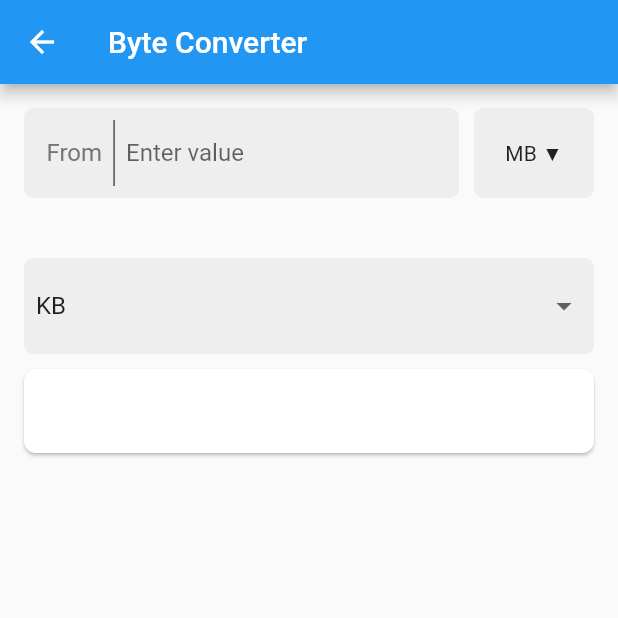
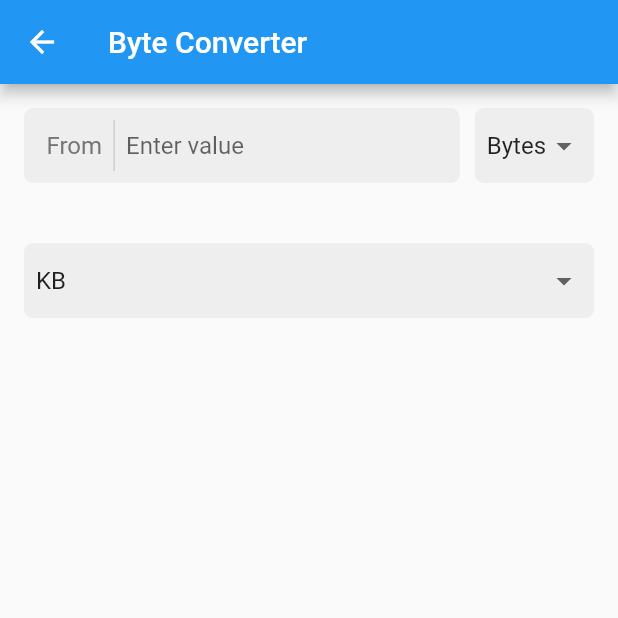
Before and after one commit to sachin-sivadasan/Inception, a Flutter app: the ConverterView screen opened by its route, on a phone screen of 412 x 824 dp, the top half of it. Run offline on Flutter 3.47's test engine with Material 2 defaults, Android fonts, the phone set to English and light mode, and no system bars; our stand-ins replace fluttertoast, share; statements that could not run were skipped.

Commit message:
converting done

```diff
--- a/lib/model/conver_model.dart
+++ b/lib/model/conver_model.dart
@@ -1,22 +1,27 @@
 import 'package:inception/model/unit_model.dart';
 
 class ConvertModel {
-  final BigInt inBytes;
+  final BigInt value;
   final String from;
+  final String to;
+  BigInt bytes = BigInt.from(0);
 
-  ConvertModel(this.inBytes, this.from);
+  ConvertModel(this.value, this.from, this.to);
 
   List<UnitModel> toAllConvertions() {
-//    if (inBytes <= 0)
-//      return <UnitModel>[
-//        UnitModel('KB', '0'),
-//        UnitModel('MB', '0'),
-//        UnitModel('GB', '0')
-//      ];
-    var kb = toKB(inBytes);
-    var mb = toMB(inBytes);
-    var gb = toGB(inBytes);
+    var bytes = convertToBytes(value);
+    print('$value $from converted to $bytes bytes');
+    if (bytes <= BigInt.from(0))
+      return <UnitModel>[
+        UnitModel('KB', '0'),
+        UnitModel('MB', '0'),
+        UnitModel('GB', '0')
+      ];
+    var kb = toKB(bytes);
+    var mb = toMB(bytes);
+    var gb = toGB(bytes);
     return <UnitModel>[
+      UnitModel('Bytes', bytes.toString()),
       UnitModel('KB', kb),
       UnitModel('MB', mb),
       UnitModel('GB', gb)
@@ -24,14 +29,23 @@ class ConvertModel {
   }
 
   String toSelectedConvertion() {
-    return '1024 $from';
+    var bytes = convertToBytes(value);
+    print('$value $from converted to $bytes bytes');
+    if(to == 'KB') return toKB(bytes);
+    else if(to == 'MB') return toMB(bytes);
+    else if(to == 'GB') return toGB(bytes);
+    return '$value Bytes';
   }
 
   toGB(BigInt bytes) {
-    if (bytes >= BigInt.from(1073741824))
-      return (bytes / BigInt.from(1073741824)).toStringAsFixed(2) + "";
-    else
-      return "0 GB";
+    try {
+      if (bytes >= BigInt.from(1073741824))
+            return (bytes / BigInt.from(1073741824)).toStringAsFixed(2) + "";
+          else
+            return "0 GB";
+    } catch (e) {
+      print(e);
+    }
   }
 
   toMB(BigInt bytes) {
@@ -52,6 +66,26 @@ class ConvertModel {
     return (bytes).toString() + " byte";
   }
 
+  convertToBytes(BigInt inBytes) {
+    print(' $from -  $to');
+    if(from == 'KB') return fromKB(inBytes);
+    else if(from == 'MB') return fromMB(inBytes);
+    else if(from == 'GB') return fromGB(inBytes);
+    else return inBytes;
+  }
+
+  fromKB(BigInt bytes) {
+    return bytes * BigInt.from(1024);
+  }
+
+  fromMB(BigInt bytes) {
+    return bytes * BigInt.from(1024 * 1024);
+  }
+
+  fromGB(BigInt bytes) {
+    return bytes * BigInt.from(1024 * 1024 * 1024);
+  }
+
 //  function formatSizeUnits(bytes){
 //    if      (bytes >= 1073741824) { bytes = (bytes / 1073741824).toFixed(2) + " GB"; }
 //    else if (bytes >= 1048576)    { bytes = (bytes / 1048576).toFixed(2) + " MB"; }
--- a/lib/pages/ByteConverterView/ByteConverterView.dart
+++ b/lib/pages/ByteConverterView/ByteConverterView.dart
@@ -12,17 +12,18 @@ class ConverterView extends StatefulWidget {
 }
 
 class _ConverterViewState extends State<ConverterView> {
-  var option = 'MB';
-  String _currentValue = '10000000000';
-  String _selectedTypeFrom = 'KB';
+  BigInt _currentValue = BigInt.from(0);
+  String _selectedTypeFrom = 'Bytes';
   String _currentResult = '';
   String _selectedTypeTo = 'KB';
-  List<String> entries = <String>['KB', 'MB', 'GB'];
+  List<String> entries = <String>['Bytes', 'KB', 'MB', 'GB'];
   List<UnitModel> _results = <UnitModel>[];
 
-  onPressOption() {
+  onPressOption(String type, String value) {
     this.setState(() {
-      option = 'GB';
+      _selectedTypeFrom = type;
+      _currentValue = BigInt.from(int.parse(value));
+      calculateResult();
     });
   }
 
@@ -50,8 +51,8 @@ class _ConverterViewState extends State<ConverterView> {
 
   /* calculating result */
   calculateResult() {
-//    var from = (_currentValue.isEmpty) ? 0 : int.parse(_currentValue);
-    var convertModel = ConvertModel(BigInt.from(40404040404040), _selectedTypeTo);
+    print('calculating result $_currentValue $_selectedTypeFrom $_selectedTypeTo');
+    var convertModel = ConvertModel(_currentValue, _selectedTypeFrom, _selectedTypeTo);
     String result = convertModel.toSelectedConvertion();
     List<UnitModel> allResults = convertModel.toAllConvertions();
     setState(() {
@@ -73,10 +74,11 @@ class _ConverterViewState extends State<ConverterView> {
             children: [
               Container(
                   child: TextBar(
-                      onTap: onPressOption, option: option, leftText: 'From')),
+                      onSelectItem: onPressOption, type: _selectedTypeFrom, option: _currentValue.toString(), leftText: 'From')),
               Container(
                   margin: EdgeInsets.only(top: 40),
                   child: DropDownView(
+                      bgColor: Colors.grey.shade200,
                       entries: entries,
                       selected: _selectedTypeTo,
                       onItemSelected: (value) {
@@ -87,11 +89,11 @@ class _ConverterViewState extends State<ConverterView> {
                       })),
               Container(
                 width: _media.width,
-                margin: EdgeInsets.only(top: 10.0),
+                margin: EdgeInsets.only(top: 12.0),
                 child: ResultText(_currentResult),
               ),
               Container(
-                  margin: EdgeInsets.only(top: 10.0),
+                  margin: EdgeInsets.only(top: 12.0),
                   height: 150,
                   child: listView())
             ],
--- a/lib/widgets/DropDownView/drop_down.dart
+++ b/lib/widgets/DropDownView/drop_down.dart
@@ -4,15 +4,16 @@ class DropDownView extends StatefulWidget {
   final List<String> entries;
   final Function(String) onItemSelected;
   String selected;
+  Color bgColor;
 
-  DropDownView({this.entries, this.onItemSelected, this.selected});
+  DropDownView(
+      {this.entries, this.onItemSelected, this.selected, this.bgColor});
 
   @override
   _DropDownViewState createState() => _DropDownViewState();
 }
 
 class _DropDownViewState extends State<DropDownView> {
-
   List<DropdownMenuItem<String>> _dropdownItems;
 
   List<DropdownMenuItem<String>> getDropDownItems() {
@@ -34,8 +35,10 @@ class _DropDownViewState extends State<DropDownView> {
   @override
   Widget build(BuildContext context) {
     return Container(
+      height: 50,
       decoration: BoxDecoration(
-          color: Colors.grey[200], borderRadius: BorderRadius.circular(6.0)),
+          color: (widget.bgColor != null) ? widget.bgColor : Colors.grey[200],
+          borderRadius: BorderRadius.circular(6.0)),
       child: Padding(
           padding: EdgeInsets.all(8.0),
           child: DropdownButton(
--- a/lib/widgets/TextBar/TextBar.dart
+++ b/lib/widgets/TextBar/TextBar.dart
@@ -1,27 +1,31 @@
 import 'package:flutter/material.dart';
 import 'package:flutter/rendering.dart';
+import 'package:inception/model/conver_model.dart';
+import 'package:inception/widgets/DropDownView/drop_down.dart';
 
 class TextBar extends StatelessWidget {
-  final onTap;
+  final Function(String, String) onSelectItem;
   final leftText;
-  final String option;
-  TextBar({this.onTap, this.option, this.leftText});
+  String option = '';
+  String type = '';
+  TextBar({this.onSelectItem, this.type, this.option, this.leftText});
 
+  List<String> entries = <String>['Bytes', 'KB', 'MB', 'GB'];
   Widget getOptionWidget() {
+    print('option $option, type $type');
     if (option == null) return Container();
-    return GestureDetector(
-      onTap: onTap,
-      child: Container(
-        alignment: Alignment.center,
-        height: double.infinity,
-        decoration: BoxDecoration(
-          color: Colors.grey[200],
-          borderRadius: BorderRadius.circular(6.0),
+    return Container(
+      margin: EdgeInsets.only(left: 10.0),
+      child: IntrinsicWidth(
+        child: DropDownView(
+          bgColor: Colors.grey.shade200,
+          entries: entries,
+          onItemSelected: (value) {
+            print('on item selected $value $option');
+            onSelectItem(value, option);
+          },
+          selected: type,
         ),
-        padding: EdgeInsets.only(left: 20.0, right: 20.0),
-        margin: EdgeInsets.only(left: 10.0),
-        constraints: BoxConstraints(minWidth: 80.0),
-        child: Text('$option ▼'),
       ),
     );
   }
@@ -34,7 +38,7 @@ class TextBar extends StatelessWidget {
         Container(
           padding: EdgeInsets.only(top: 8.0, bottom: 8.0),
           child: VerticalDivider(
-            color: Colors.black,
+            color: Colors.grey.shade400,
           ),
         ),
       ],
@@ -61,6 +65,10 @@ class TextBar extends StatelessWidget {
                     disabledBorder: InputBorder.none),
                 keyboardType: TextInputType.phone,
                 style: TextStyle(fontSize: 16, color: Colors.red),
+                onChanged: (changed) {
+                  print('changed to $changed');
+                  onSelectItem(type, changed);
+                },
               ),
             ),
           ),
@@ -72,9 +80,12 @@ class TextBar extends StatelessWidget {
   @override
   Widget build(BuildContext context) {
     return Container(
-      height: 60.0,
-      child: Row(
-        children: [textBox(), getOptionWidget()],
+      padding: EdgeInsets.all(0),
+      child: Container(
+        height: 50.0,
+        child: Row(
+          children: [textBox(), getOptionWidget()],
+        ),
       ),
     );
   }
--- a/lib/widgets/result_text.dart
+++ b/lib/widgets/result_text.dart
@@ -6,6 +6,7 @@ class ResultText extends StatelessWidget {
 
   @override
   Widget build(BuildContext context) {
+    if (value == null || value.isEmpty) return Container();
     return Material(
       elevation: 1.0,
       color: Colors.white,
--- a/lib/widgets/unit_card.dart
+++ b/lib/widgets/unit_card.dart
@@ -23,8 +23,8 @@ class _UnitCardViewState extends State<UnitCardView> {
         borderRadius: BorderRadius.circular(8),
       ),
       child: Container(
-        width: (_media.width / 3) - 10,
-        padding: EdgeInsets.only(left: 30, right: 30, top: 30, bottom: 30),
+        width: (_media.width / 3),
+        padding: EdgeInsets.only(left: 8, top: 30, right: 8, bottom: 30),
         child: Column(
           crossAxisAlignment: CrossAxisAlignment.center,
           children: [
```
